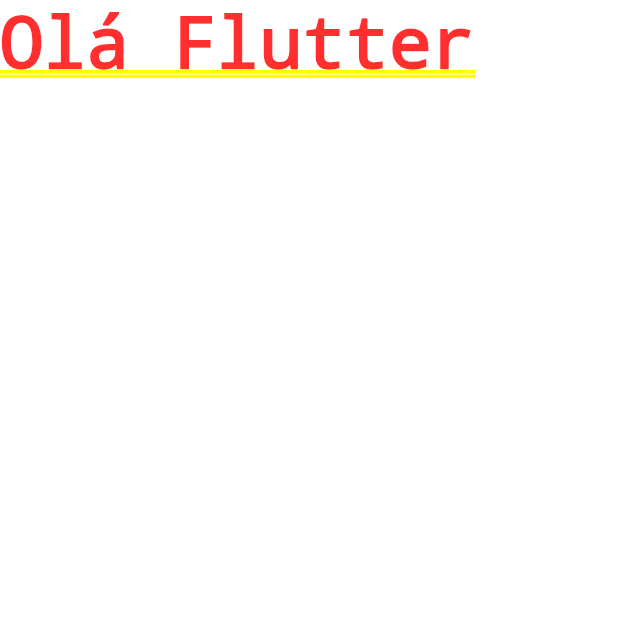
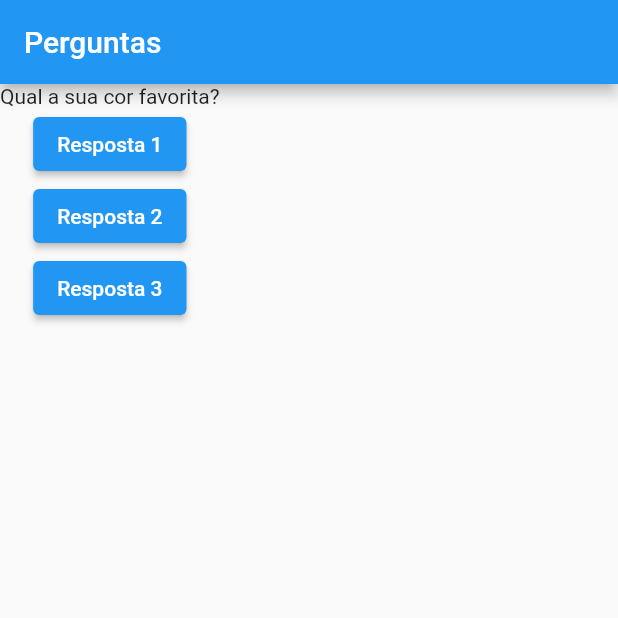
Before and after one commit to Rezende-Fabio/Quiz-Flutter, a Flutter app: the screen it shows after launch, on a phone screen of 412 x 824 dp, the top half of it. Run offline on Flutter 3.47's test engine with Material 2 defaults, Android fonts, the phone set to English and light mode, and no system bars.

Commit message:
functions in button

```diff
--- a/lib/main.dart
+++ b/lib/main.dart
@@ -1,14 +1,44 @@
 import 'package:flutter/material.dart';
 
-main() => runApp(const PerguntaApp());
+main() => runApp(PerguntaApp());
 
 class PerguntaApp extends StatelessWidget {
-  const PerguntaApp({Key? key}) : super(key: key);
+  void responder() {
+    print("Resposta 1 foi lecionada!");
+  }
 
   @override
   Widget build(BuildContext context) {
+    final perguntas = [
+      "Qual a sua cor favorita?",
+      "Qual o seu animal favorito?"
+    ];
+
     return MaterialApp(
-      home: Text("Olá Flutter"),
+      home: Scaffold(
+        appBar: AppBar(
+          title: Text("Perguntas"),
+        ),
+        body: Column(
+          children: [
+            Text(perguntas[0]),
+            ElevatedButton(
+              child: Text("Resposta 1"),
+              onPressed: responder,
+            ),
+            ElevatedButton(
+              child: Text("Resposta 2"),
+              onPressed: () => print("Resposta 2 foi leceionada"),
+            ),
+            ElevatedButton(
+              child: Text("Resposta 3"),
+              onPressed: () {
+                print("Resposta 3 foi leceionada");
+              },
+            ),
+          ],
+        ),
+      ),
     );
   }
 }
```
